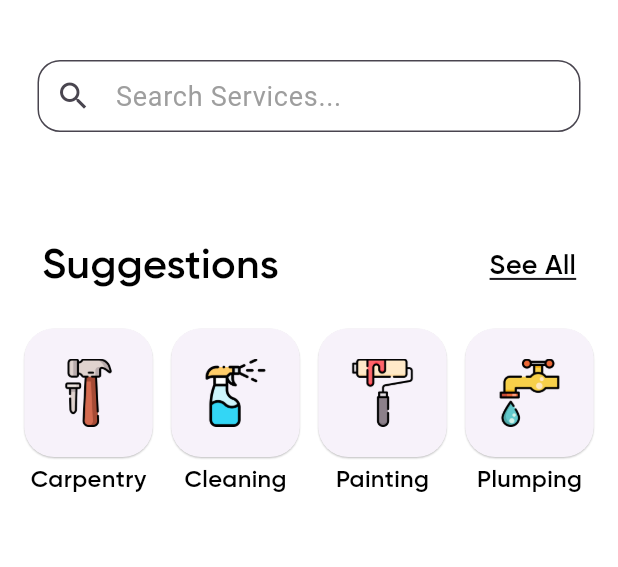
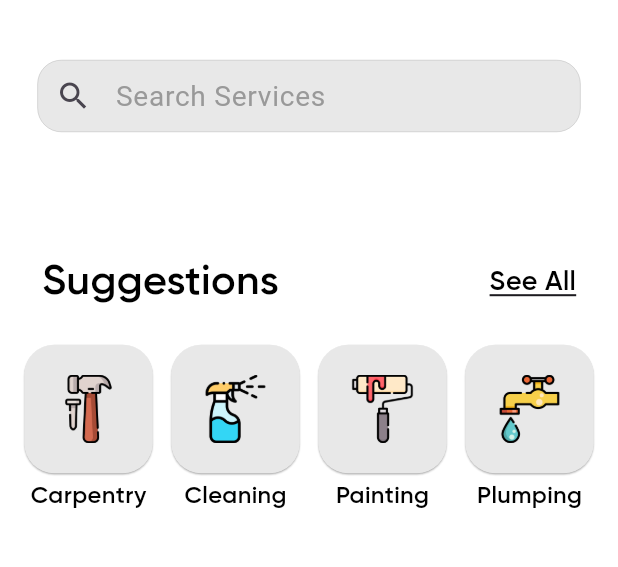
Before and after one commit to Fannelance/User-Flutter-App, a Flutter app: the HomeView screen opened directly with empty values, on a phone screen of 412 x 824 dp, the part 84-651 px from its top. Run offline on Flutter 3.47's test engine with Material 3 defaults, Android fonts, the phone set to English and light mode, and no system bars; drawn by our look-alikes of searchfield; our stand-ins replace dio, flutter_dotenv, flutter_rating_bar, fluttericon, iconsax; missing offline and left inert: flutter_stripe; Roboto replaces fonts that are missing (Gilroy-Meduim).

Commit message:
refactor: home and search widgets

```diff
--- a/lib/core/utils.dart
+++ b/lib/core/utils.dart
@@ -39,3 +39,38 @@ class AppStyles {
     );
   }
 }
+
+/*------------ CardServiceWidget ------------*/
+
+class CardServiceWidget {
+  final double height;
+  final double width;
+  final double padding;
+  final double border;
+  final String image;
+  late final SizedBox cardWidget;
+
+  CardServiceWidget(
+      {required this.height,
+      required this.width,
+      required this.border,
+      required this.image,
+      required this.padding}) {
+    cardWidget = SizedBox(
+      height: height,
+      width: width,
+      child: Card(
+        shape: RoundedRectangleBorder(
+          borderRadius: BorderRadius.circular(border),
+        ),
+        color: const Color(0xffE8E8E8),
+        shadowColor: const Color(0xff999999),
+        elevation: 0.5,
+        child: Padding(
+          padding: EdgeInsets.all(padding),
+          child: Image.asset(image),
+        ),
+      ),
+    );
+  }
+}
--- a/lib/models/services_model.dart
+++ b/lib/models/services_model.dart
@@ -6,11 +6,16 @@ class ServicesModel {
   final String serviceIcon;
   final String serviceName;
 
-  ServicesModel({ required this.serviceIcon, required this.serviceName});
+  ServicesModel({
+    required this.serviceIcon,
+    required this.serviceName,
+  });
 
   static Future<List<ServicesModel>> loadAndParseJson() async {
     try {
-      final String response = await rootBundle.loadString('assets/services.json');
+      final String response = await rootBundle.loadString(
+        'assets/services.json',
+      );
       final content = json.decode(response);
 
       if (content.isNotEmpty && content['Services'] is List) {
--- a/lib/widgets/home_widget.dart
+++ b/lib/widgets/home_widget.dart
@@ -1,4 +1,4 @@
-import 'package:fannelance/extras/extras.dart';
+import 'package:fannelance/core/utils.dart';
 import 'package:fannelance/models/services_model.dart';
 import 'package:fannelance/views/workers_view.dart';
 import 'package:flutter/material.dart';
@@ -19,27 +19,16 @@ class HomeWidget extends StatelessWidget {
       },
       child: Column(
         children: [
-          SizedBox(
-            height: screenWidth/4.4,
-            width: screenWidth/4.4,
-            child: Card(
-              shape:RoundedRectangleBorder(borderRadius: BorderRadius.circular(20)),
-              color: AppColors.greyE8,
-              shadowColor:AppColors.black9,
-              elevation: 0.5,
-              child: Padding(
-                padding: const EdgeInsets.all(20),
-                child: Image.asset(
-                  obj.serviceIcon,
-                ),
-              ),
-            ),
-          ),
-
-
+          CardServiceWidget(
+            border: 20,
+            height: screenWidth / 4.4,
+            width: screenWidth / 4.4,
+            image: obj.serviceIcon,
+            padding: 20)
+              .cardWidget,
           Text(
             obj.serviceName,
-            style: TextStyle(fontSize: screenWidth/26),
+            style: TextStyle(fontSize: screenWidth / 26),
           )
         ],
       ),
--- a/lib/widgets/search_widget.dart
+++ b/lib/widgets/search_widget.dart
@@ -1,134 +1,114 @@
 import 'package:fannelance/views/workers_view.dart';
+import 'package:fannelance/widgets/service_search_widget.dart';
 import 'package:flutter/material.dart';
-import 'package:fannelance/extras/extras.dart';
 import 'package:fannelance/models/services_model.dart';
 import 'package:searchfield/searchfield.dart';
 
 class SearchWidget extends StatefulWidget {
   final List<ServicesModel> servicesList;
 
-  const SearchWidget({Key? key, required this.servicesList}) : super(key: key);
+  const SearchWidget({
+    Key? key,
+    required this.servicesList,
+  }) : super(key: key);
 
   @override
-  // ignore: library_private_types_in_public_api
-  _SearchWidgetState createState() => _SearchWidgetState();
+  SearchWidgetState createState() => SearchWidgetState();
 }
 
-class _SearchWidgetState extends State<SearchWidget> {
+class SearchWidgetState extends State<SearchWidget> {
   final focus = FocusNode();
+
+  final List<String> emptyList = [''];
+
+  List<String> _getEmptyList() {
+    return emptyList;
+  }
+
+  List<ServicesModel> _getServicesList() {
+    return widget.servicesList;
+  }
+
+  //search method
+  List<SearchFieldListItem<ServicesModel>> _onSearchTextChanged(String query) {
+    final filter = _getServicesList()
+        .where((element) =>
+            element.serviceName.toLowerCase().contains(query.toLowerCase()))
+        .toList();
+    return filter
+        .map((e) => SearchFieldListItem<ServicesModel>(
+              e.serviceName,
+              child: ServiceSearchWidget(obj: e),
+            ))
+        .toList();
+  }
 
   @override
   Widget build(BuildContext context) {
-    List<ServicesModel> services() {
-      return widget.servicesList;
-    }
+    final double screenWidth = MediaQuery.of(context).size.width;
 
-    Widget getContainer(e) {
-      return Container(
-        padding: const EdgeInsets.symmetric(vertical: 8, horizontal: 16),
-        child: Row(
-          children: [
-            SizedBox(
-              width: 50,
-              height: 50,
-              child: Card(
-                shape: RoundedRectangleBorder(
-                    borderRadius: BorderRadius.circular(8)),
-                color: AppColors.greyE8,
-                shadowColor: AppColors.black9,
-                elevation: 0.5,
-                child: Padding(
-                  padding: const EdgeInsets.all(2),
-                  child: Image.asset(
-                    e.serviceIcon,
-                  ),
-                ),
+    return SizedBox(
+      height: screenWidth / 7,
+      child: Padding(
+        padding: const EdgeInsets.symmetric(horizontal: 25),
+        child: SearchField(
+          //suggestions list
+          suggestions: _getEmptyList()
+              .map((e) => SearchFieldListItem<ServicesModel>(''))
+              .toList(),
+          onSuggestionTap: (SearchFieldListItem<ServicesModel> item) {
+            Navigator.push(
+              context,
+              MaterialPageRoute(builder: (context) => const WorkersView()),
+            );
+          },
+          itemHeight: screenWidth / 6.5,
+          maxSuggestionsInViewPort: 4,
+          suggestionsDecoration: SuggestionDecoration(
+            border: Border.all(color: const Color(0xff999999), width: 0.5),
+            borderRadius: const BorderRadius.vertical(
+              bottom: Radius.circular(10),
+            ),
+          ),
+
+          //search field
+          onSearchTextChanged: _onSearchTextChanged,
+          hint: 'Search Services',
+          searchStyle: TextStyle(fontSize: screenWidth / 20),
+          searchInputDecoration: InputDecoration(
+            hintStyle: TextStyle(
+              fontSize: screenWidth / 22,
+              color: const Color(0xff999999),
+            ),
+            fillColor: const Color(0xffE8E8E8),
+            filled: true,
+            contentPadding: const EdgeInsets.symmetric(
+              horizontal: 12,
+              vertical: 8,
+            ),
+            prefixIcon: const Icon(Icons.search),
+            focusedBorder: OutlineInputBorder(
+              borderRadius: BorderRadius.circular(16),
+              borderSide: const BorderSide(
+                color: Color(0xff999999),
+                width: 0.2,
               ),
             ),
-            const SizedBox(width: 16),
-            Text(
-              e.serviceName,
-              style: const TextStyle(fontSize: 20),
-            ),
-          ],
-        ),
-      );
-    }
-
-
-
-    return Padding(
-      padding: const EdgeInsets.only(left: 25, right: 25),
-      child: SearchField(
-        suggestionDirection: SuggestionDirection.flex,
-        onSearchTextChanged: (query) {
-          final filter = services()
-              .where((element) => element.serviceName
-                  .toLowerCase()
-                  .contains(query.toLowerCase()))
-              .toList();
-          return filter
-              .map((e) => SearchFieldListItem<ServicesModel>(e.serviceName,
-                  child: getContainer(e)))
-              .toList();
-        },
-        key: const Key('searchfield'),
-        hint: 'Search Services...',
-        itemHeight: 60,
-        suggestionItemDecoration: const BoxDecoration(
-          color: Colors.white24, ),
-        scrollbarDecoration: ScrollbarDecoration(),
-        onTapOutside: (x) {
-          focus.unfocus();
-        },
-        suggestionStyle: const TextStyle(
-            fontSize: 20, color: Colors.black, fontFamily: 'Gilroy-Meduim'),
-        searchStyle: const TextStyle(
-            fontSize: 18, color: Colors.black, fontFamily: 'Gilroy-Meduim'),
-        searchInputDecoration: InputDecoration(
-          hintStyle: const TextStyle(fontSize: 18, color: Colors.grey),
-          focusedBorder: OutlineInputBorder(
-            borderRadius: BorderRadius.circular(10),
-            borderSide: const BorderSide(
-              width: 1,
-              color: Colors.black,
-              style: BorderStyle.solid,
+            enabledBorder: OutlineInputBorder(
+              borderRadius: BorderRadius.circular(16),
+              borderSide: const BorderSide(
+                color: Color(0xff999999),
+                width: 0.2,
+              ),
             ),
           ),
-          border: OutlineInputBorder(
-            borderRadius: BorderRadius.circular(15),
-            borderSide: const BorderSide(
-              width: 1,
-              color: Colors.black,
-              style: BorderStyle.solid,
-            ),
-          ),
-          fillColor: Colors.white,
-          filled: true,
-          contentPadding: const EdgeInsets.fromLTRB(12, 8, 12, 8) ,
-          prefixIcon: const Icon(Icons.search),
+
+          focusNode: focus,
+          onTapOutside: (pointer) {
+            focus.unfocus();
+          },
+          // key: const Key('searchfield'),
         ),
-        suggestionsDecoration: SuggestionDecoration(
-          color: Colors.white,
-          border: Border.all(color: Colors.grey),
-          borderRadius: const BorderRadius.only(bottomLeft: Radius.circular(10),bottomRight: Radius.circular(10)),
-        ),
-         suggestions: services().map((e) {
-           return SearchFieldListItem<ServicesModel>(
-             e.serviceName,
-              child:getContainer(e)
-
-          );
-        }).toList(),
-
-        focusNode: focus,
-        suggestionState: Suggestion.expand,
-        onSuggestionTap: (SearchFieldListItem<ServicesModel> x) {
-          Navigator.push(context, MaterialPageRoute(builder: (context) {
-            return const WorkersView();
-          }));
-          focus.unfocus();
-        },
       ),
     );
   }
--- /dev/null
+++ b/lib/widgets/service_search_widget.dart
@@ -0,0 +1,40 @@
+import 'package:fannelance/core/utils.dart';
+import 'package:fannelance/models/services_model.dart';
+import 'package:flutter/material.dart';
+
+class ServiceSearchWidget extends StatelessWidget {
+  final ServicesModel obj;
+  const ServiceSearchWidget({
+    super.key,
+    required this.obj,
+  });
+
+  @override
+  Widget build(BuildContext context) {
+    final double screenWidth = MediaQuery.of(context).size.width;
+
+    return Padding(
+      padding: const EdgeInsets.symmetric(vertical: 5, horizontal: 16),
+      child: Row(
+        children: [
+          CardServiceWidget(
+            border: 10,
+            height: screenWidth / 7.5,
+            width: screenWidth / 7.5,
+            image: obj.serviceIcon,
+            padding: screenWidth / 60,
+          ).cardWidget,
+          const SizedBox(
+            width: 16,
+          ),
+          Text(
+            obj.serviceName,
+            style: TextStyle(
+              fontSize: screenWidth / 20,
+            ),
+          ),
+        ],
+      ),
+    );
+  }
+}
```
